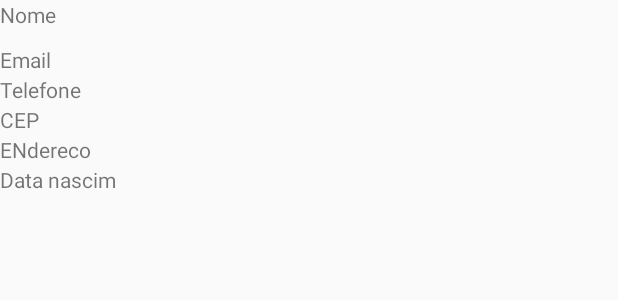
After one commit to Maowss/AndroidAgenda, an Android app: the layout carrega_usuario.xml on its own in the app's theme, with its tools: preview values and no code run, on a phone screen of 412 x 824 dp. The commit adds this screen. Shown: the top 300 px of the screen. Run offline under Robolectric (Android 15) with nearby library versions, the phone set to English and light mode, and no system bars.

Commit message:
carrega usuario pronto e modelo agenda pronto

```diff
--- a/app/src/main/res/layout/cadastro_usuario_layout.xml
+++ b/app/src/main/res/layout/cadastro_usuario_layout.xml
@@ -31,6 +31,7 @@
                 android:layout_marginTop="50px"/>
 
                 <EditText
+                    android:id="@+id/txtNome"
                     android:layout_width="match_parent"
                     android:layout_height="wrap_content"
                     android:layout_marginLeft="50px"
@@ -47,6 +48,7 @@
                 android:layout_marginTop="20px"/>
 
                 <EditText
+                    android:id="@+id/txtNasc"
                     android:layout_width="match_parent"
                     android:layout_height="wrap_content"
                     android:layout_marginLeft="50px"
@@ -73,6 +75,7 @@
                 android:layout_marginTop="50px"/>
 
                 <EditText
+                    android:id="@+id/txtLog"
                     android:layout_width="match_parent"
                     android:layout_height="wrap_content"
                     android:layout_marginLeft="50px"
@@ -89,6 +92,7 @@
                 android:layout_marginTop="20px"/>
 
                 <EditText
+                    android:id="@+id/txtCep"
                     android:layout_width="match_parent"
                     android:layout_height="wrap_content"
                     android:layout_marginLeft="50px"
@@ -115,6 +119,7 @@
                 android:textStyle="italic"/>
 
                 <EditText
+                    android:id="@+id/txtEmail"
                     android:layout_width="match_parent"
                     android:layout_height="wrap_content"
                     android:layout_marginLeft="50px"
@@ -130,6 +135,7 @@
                 android:layout_marginTop="20px"/>
 
                 <EditText
+                    android:id="@+id/txtTel"
                     android:layout_width="match_parent"
                     android:layout_height="wrap_content"
                     android:layout_marginLeft="50px"
--- /dev/null
+++ b/app/src/main/res/layout/carrega_usuario.xml
@@ -0,0 +1,56 @@
+<?xml version="1.0" encoding="utf-8"?>
+<RelativeLayout xmlns:android="http://schemas.android.com/apk/res/android"
+    android:layout_width="match_parent"
+    android:layout_height="match_parent">
+
+
+    <TextView
+        android:layout_width="match_parent"
+        android:layout_height="wrap_content"
+        android:text="Nome"
+        android:id="@+id/viewNome">
+    </TextView>
+
+    <TextView
+        android:layout_width="match_parent"
+        android:layout_height="wrap_content"
+        android:layout_marginTop="30dp"
+        android:text="Email"
+        android:id="@+id/viewEmail">
+    </TextView>
+
+    <TextView
+        android:layout_width="match_parent"
+        android:layout_height="wrap_content"
+        android:layout_marginTop="50dp"
+        android:text="Telefone"
+        android:id="@+id/viewTel">
+    </TextView>
+
+    <TextView
+        android:layout_width="match_parent"
+        android:layout_height="wrap_content"
+        android:layout_marginTop="70dp"
+        android:text="CEP"
+        android:id="@+id/viewCEP">
+    </TextView>
+
+    <TextView
+        android:layout_width="match_parent"
+        android:layout_height="wrap_content"
+        android:layout_marginTop="90dp"
+        android:text="ENdereco"
+        android:id="@+id/viewEndereco">
+    </TextView>
+
+    <TextView
+        android:layout_width="match_parent"
+        android:layout_height="wrap_content"
+        android:layout_marginTop="110dp"
+        android:text="Data nascim"
+        android:id="@+id/viewNasc">
+    </TextView>
+
+
+
+</RelativeLayout>
```
Also changed, not shown: app/src/main/java/br/com/etecia/agendaapp/activity/ListaUsuarioActivity.java (+42 -0 lines), app/src/main/res/layout/modelo_agenda.xml (added, +41 -0 lines).
